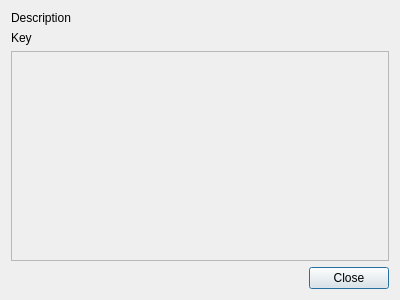
The window that fixgw/client/ui/itemDialog.ui (makerplane/FIX-Gateway) describes before a commit, drawn with Qt 5.
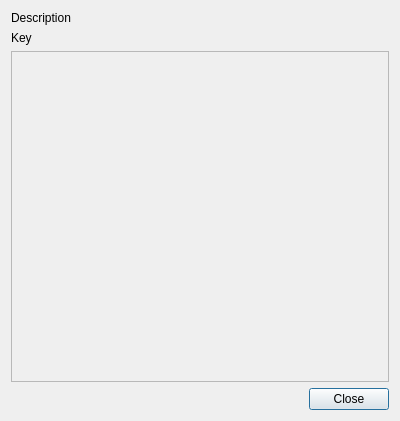
The same window after the commit.

Commit message: Couple of small tweaks to ItemDialog in Gui client

```diff
--- a/fixgw/client/ui/itemDialog.ui
+++ b/fixgw/client/ui/itemDialog.ui
@@ -7,7 +7,7 @@
     <x>0</x>
     <y>0</y>
     <width>400</width>
-    <height>300</height>
+    <height>421</height>
    </rect>
   </property>
   <property name="windowTitle">
@@ -28,7 +28,7 @@
         <x>0</x>
         <y>0</y>
         <width>384</width>
-        <height>196</height>
+        <height>317</height>
        </rect>
       </property>
       <layout class="QFormLayout" name="formLayout">
```
The commit also changes 2 other files.
